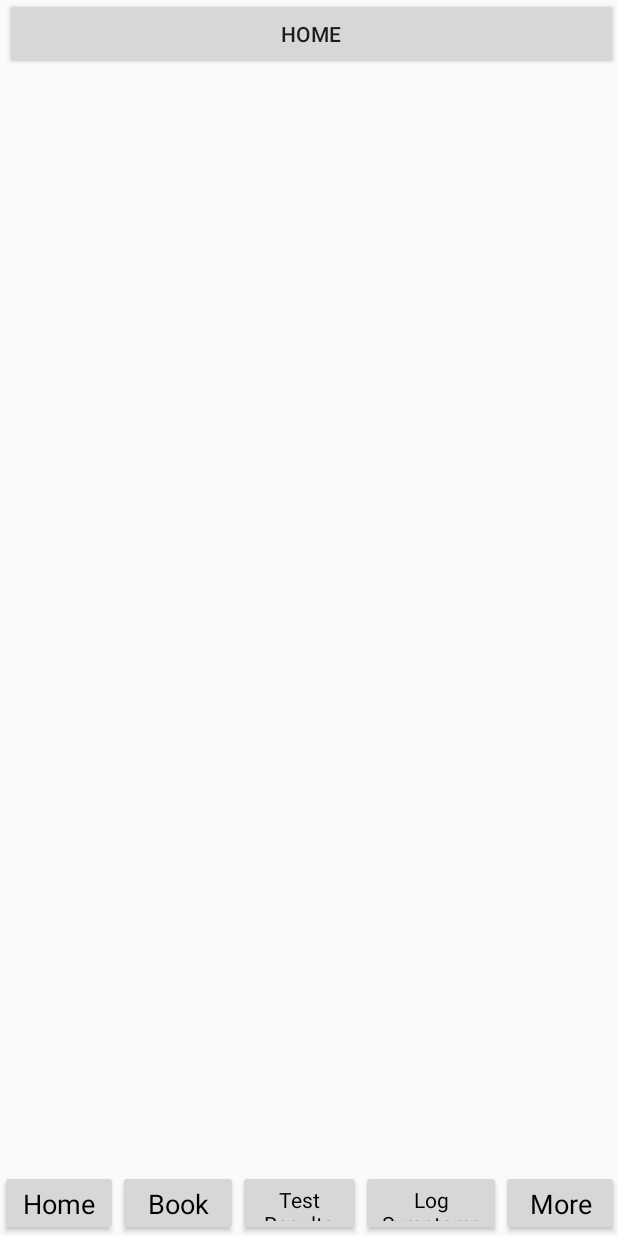
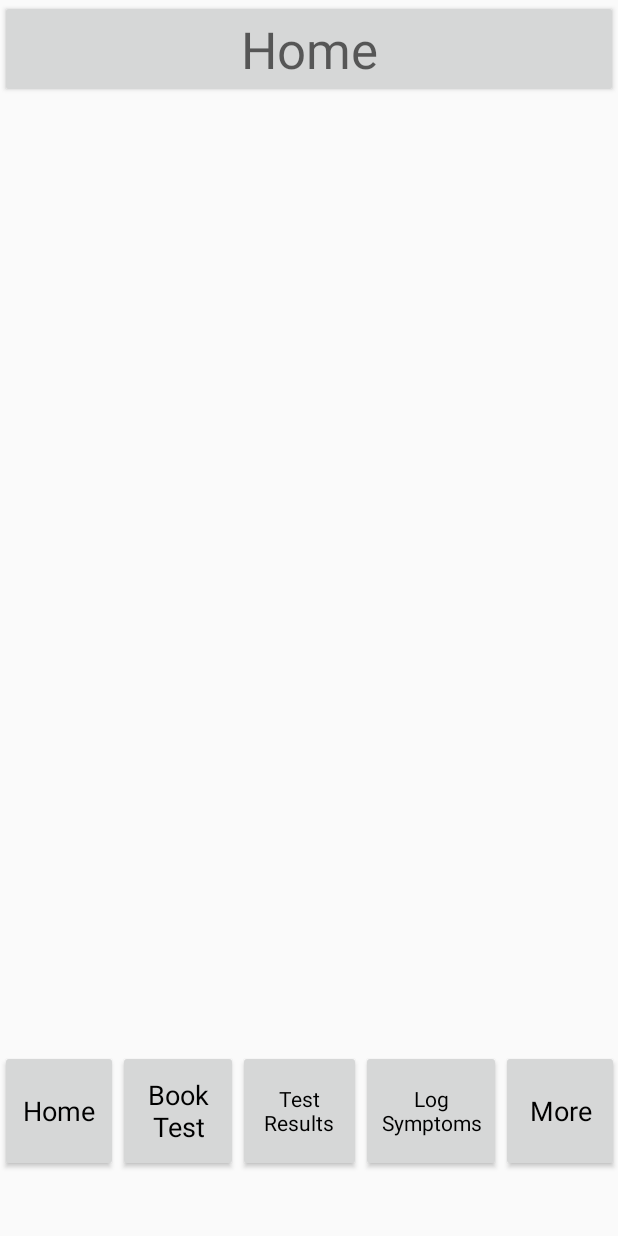
Before and after one commit to emiliedro/CovidTestUI, an Android app: the PatientHome screen opened directly, with no data from a screen before it, on a phone screen of 412 x 824 dp. Run offline under Robolectric (Android 15) with nearby library versions, the phone set to English and light mode, and no system bars.

Commit message:
I have added the pages for the patient's usser interface. I have also added a navigation bar to the bottom of each page.

```diff
--- a/app/src/main/AndroidManifest.xml
+++ b/app/src/main/AndroidManifest.xml
@@ -16,9 +16,7 @@
         <activity android:name=".PatientHome" />
         <activity android:name=".PatientLogin" />
         <activity android:name=".DoctorLogin" />
-        <activity
-            android:name=".ui.login.DoctorLoginActivity"
-            android:label="@string/title_activity_doctor_login" />
+
         <activity android:name=".MainActivity">
             <intent-filter>
                 <action android:name="android.intent.action.MAIN" />
--- a/app/src/main/res/layout/activity_book_test.xml
+++ b/app/src/main/res/layout/activity_book_test.xml
@@ -10,7 +10,7 @@
         android:id="@+id/PatientNavigation"
         android:layout_width="match_parent"
         android:layout_height="81dp"
-        android:layout_marginTop="780dp"
+        android:layout_marginTop="700dp"
         android:orientation="vertical">
 
         <LinearLayout
@@ -73,7 +73,7 @@
 
         <LinearLayout
             android:layout_width="match_parent"
-            android:layout_height="match_parent"
+            android:layout_height="695dp"
             android:orientation="horizontal">
 
             <Button
--- a/app/src/main/res/layout/activity_patient_home.xml
+++ b/app/src/main/res/layout/activity_patient_home.xml
@@ -6,11 +6,44 @@
     android:layout_height="match_parent"
     tools:context=".PatientHome">
 
+    <ScrollView
+        android:layout_width="match_parent"
+        android:layout_height="625dp"
+        android:layout_alignParentStart="true"
+        android:layout_alignParentTop="true"
+        android:layout_marginTop="70dp">
+
+        <LinearLayout
+            android:layout_width="match_parent"
+            android:layout_height="wrap_content"
+            android:orientation="vertical" />
+    </ScrollView>
+
+    <LinearLayout
+        android:layout_width="match_parent"
+        android:layout_height="wrap_content"
+        android:orientation="vertical">
+
+        <LinearLayout
+            android:layout_width="match_parent"
+            android:layout_height="match_parent"
+            android:orientation="horizontal">
+
+            <Button
+                android:id="@+id/button11"
+                android:layout_width="wrap_content"
+                android:layout_height="wrap_content"
+                android:layout_weight="1"
+                android:text="Home"
+                android:textAppearance="@style/TextAppearance.AppCompat.Display1" />
+        </LinearLayout>
+    </LinearLayout>
+
     <LinearLayout
         android:id="@+id/PatientNavigation"
         android:layout_width="match_parent"
         android:layout_height="81dp"
-        android:layout_marginTop="780dp"
+        android:layout_marginTop="700dp"
         android:orientation="vertical">
 
         <LinearLayout
@@ -66,34 +99,4 @@
         </LinearLayout>
     </LinearLayout>
 
-    <ScrollView
-        android:layout_width="429dp"
-        android:layout_height="774dp"
-        android:layout_alignParentStart="true"
-        android:layout_alignParentLeft="true"
-        android:layout_alignParentTop="true"
-        android:layout_marginStart="3dp"
-        android:layout_marginLeft="3dp"
-        android:layout_marginTop="-1dp">
-
-        <LinearLayout
-            android:layout_width="match_parent"
-            android:layout_height="match_parent"
-            android:orientation="vertical">
-
-            <LinearLayout
-                android:layout_width="match_parent"
-                android:layout_height="match_parent"
-                android:orientation="horizontal">
-
-                <Button
-                    android:id="@+id/button11"
-                    android:layout_width="wrap_content"
-                    android:layout_height="wrap_content"
-                    android:layout_weight="1"
-                    android:text="Home" />
-            </LinearLayout>
-        </LinearLayout>
-    </ScrollView>
-
 </RelativeLayout>
--- a/app/src/main/res/layout/activity_patient_more.xml
+++ b/app/src/main/res/layout/activity_patient_more.xml
@@ -10,7 +10,7 @@
         android:id="@+id/PatientNavigation"
         android:layout_width="match_parent"
         android:layout_height="81dp"
-        android:layout_marginTop="780dp"
+        android:layout_marginTop="700dp"
         android:orientation="vertical">
 
         <LinearLayout
@@ -68,7 +68,7 @@
 
     <LinearLayout
         android:layout_width="match_parent"
-        android:layout_height="776dp"
+        android:layout_height="695dp"
         android:orientation="vertical">
 
         <LinearLayout
--- a/app/src/main/res/layout/activity_symptom_log.xml
+++ b/app/src/main/res/layout/activity_symptom_log.xml
@@ -10,7 +10,7 @@
         android:id="@+id/PatientNavigation"
         android:layout_width="match_parent"
         android:layout_height="81dp"
-        android:layout_marginTop="780dp"
+        android:layout_marginTop="700dp"
         android:orientation="vertical">
 
         <LinearLayout
@@ -68,7 +68,7 @@
 
     <LinearLayout
         android:layout_width="match_parent"
-        android:layout_height="776dp"
+        android:layout_height="698dp"
         android:orientation="vertical">
 
         <LinearLayout
```
Also changed, not shown: app/src/main/res/layout/activity_test_results.xml (+15 -4 lines).
